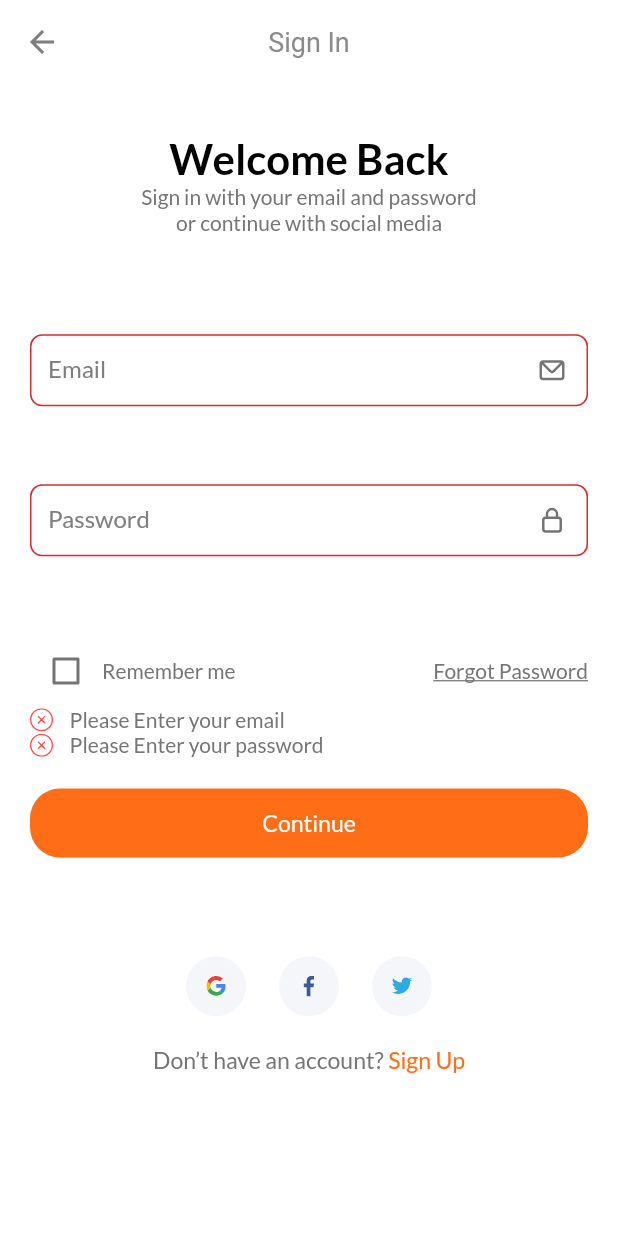
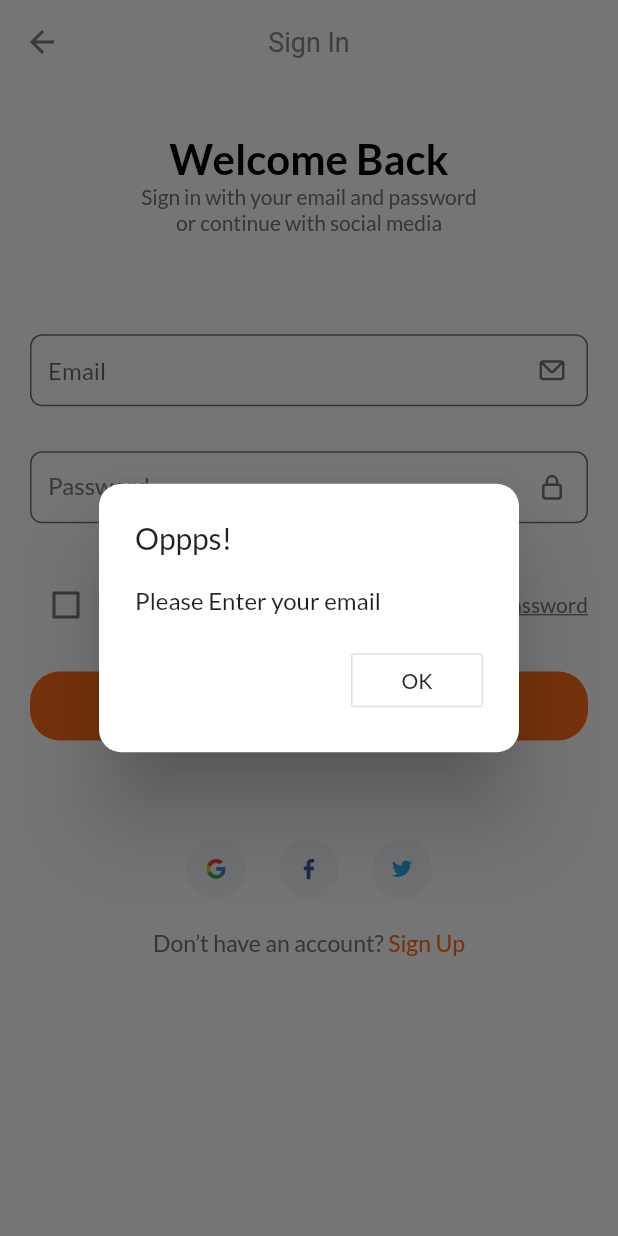
Before and after one commit to renankanu/app_kanu_delivery, a Flutter app: the SignInScreen screen opened by its route, after a tap on "Continue", on a phone screen of 412 x 824 dp. Run offline on Flutter 3.47's test engine with Material 2 defaults, Android fonts, the phone set to English and light mode, and no system bars; our stand-ins replace flutter_svg.

Commit message:
Refactor - changed the way to show errors, errors in email and password fields will be shown in a modal

```diff
--- a/lib/src/screen/sign_in/widget/sign_form.dart
+++ b/lib/src/screen/sign_in/widget/sign_form.dart
@@ -1,8 +1,8 @@
 import 'package:app_kanu_delivery/constants.dart';
 import 'package:app_kanu_delivery/src/utils/size_config.dart';
+import 'package:app_kanu_delivery/src/widget/custom_modal.dart';
 import 'package:app_kanu_delivery/src/widget/custom_surfix_icon.dart';
 import 'package:app_kanu_delivery/src/widget/default_button.dart';
-import 'package:app_kanu_delivery/src/widget/form_error.dart';
 import 'package:flutter/material.dart';
 
 class SignForm extends StatefulWidget {
@@ -12,23 +12,47 @@ class SignForm extends StatefulWidget {
 
 class _SignFormState extends State<SignForm> {
   final _formKey = GlobalKey<FormState>();
+  TextEditingController _emailController = TextEditingController();
+  TextEditingController _passwordController = TextEditingController();
   String email;
   String password;
   bool remember = false;
   final List<String> errors = [];
 
-  void addError({String error}) {
-    if (!errors.contains(error))
-      setState(() {
-        errors.add(error);
-      });
+  void removeError() {
+    print(email);
   }
 
-  void removeError({String error}) {
-    if (errors.contains(error))
-      setState(() {
-        errors.remove(error);
-      });
+  void callModal(BuildContext context, String message) {
+    showDialog(
+        context: context,
+        builder: (BuildContext context) {
+          return CustomModal(message: message);
+        });
+  }
+
+  void validForm() {
+    if (_emailController.text.isEmpty) {
+      callModal(context, kEmailNullError);
+      return;
+    }
+    if (!emailValidatorRegExp.hasMatch(_emailController.text)) {
+      callModal(context, kInvalidEmailError);
+      return;
+    }
+    if (_passwordController.text.isEmpty) {
+      callModal(context, kPassNullError);
+      return;
+    }
+    if (_passwordController.text.length < 8) {
+      callModal(context, kShortPassError);
+      return;
+    }
+    if (_formKey.currentState.validate()) {
+      _formKey.currentState.save();
+      // TODO call new screen here
+      // Navigator.pushNamed(context, LoginSuccessScreen.routeName);
+    }
   }
 
   @override
@@ -64,16 +88,11 @@ class _SignFormState extends State<SignForm> {
               )
             ],
           ),
-          FormError(errors: errors),
           SizedBox(height: getProportionateScreenHeight(20)),
           DefaultButton(
             text: "Continue",
             press: () {
-              if (_formKey.currentState.validate()) {
-                _formKey.currentState.save();
-                // TODO call new screen here
-                // Navigator.pushNamed(context, LoginSuccessScreen.routeName);
-              }
+              validForm();
             },
           ),
         ],
@@ -83,26 +102,9 @@ class _SignFormState extends State<SignForm> {
 
   TextFormField buildPasswordFormField() {
     return TextFormField(
+      controller: _passwordController,
       obscureText: true,
       onSaved: (newValue) => password = newValue,
-      onChanged: (value) {
-        if (value.isNotEmpty) {
-          removeError(error: kPassNullError);
-        } else if (value.length >= 8) {
-          removeError(error: kShortPassError);
-        }
-        return null;
-      },
-      validator: (value) {
-        if (value.isEmpty) {
-          addError(error: kPassNullError);
-          return "";
-        } else if (value.length < 8) {
-          addError(error: kShortPassError);
-          return "";
-        }
-        return null;
-      },
       decoration: InputDecoration(
         labelText: "Password",
         suffixIcon: CustomSurffixIcon(svgIcon: "assets/icons/Lock.svg"),
@@ -112,28 +114,11 @@ class _SignFormState extends State<SignForm> {
 
   TextFormField buildEmailFormField() {
     return TextFormField(
+      controller: _emailController,
       keyboardType: TextInputType.emailAddress,
       onSaved: (newValue) => email = newValue,
-      onChanged: (value) {
-        if (value.isNotEmpty) {
-          removeError(error: kEmailNullError);
-        } else if (emailValidatorRegExp.hasMatch(value)) {
-          removeError(error: kInvalidEmailError);
-        }
-        return null;
-      },
-      validator: (value) {
-        if (value.isEmpty) {
-          addError(error: kEmailNullError);
-          return "";
-        } else if (!emailValidatorRegExp.hasMatch(value)) {
-          addError(error: kInvalidEmailError);
-          return "";
-        }
-        return null;
-      },
       decoration: InputDecoration(
-        labelText: "Email",
+        hintText: "Email",
         suffixIcon: CustomSurffixIcon(svgIcon: "assets/icons/Mail.svg"),
       ),
     );
--- /dev/null
+++ b/lib/src/widget/custom_modal.dart
@@ -0,0 +1,47 @@
+import 'package:app_kanu_delivery/constants.dart';
+import 'package:flutter/cupertino.dart';
+import 'package:flutter/material.dart';
+
+class CustomModal extends StatefulWidget {
+  final String message;
+
+  CustomModal({Key key, this.message}) : super(key: key);
+
+  @override
+  _CustomModalState createState() => _CustomModalState();
+}
+
+class _CustomModalState extends State<CustomModal> {
+  @override
+  Widget build(BuildContext context) {
+    return AlertDialog(
+      shape: RoundedRectangleBorder(
+          borderRadius: BorderRadius.all(Radius.circular(15))),
+      title: Text('Oppps!'),
+      content: Container(
+        child: Column(
+          crossAxisAlignment: CrossAxisAlignment.start,
+          mainAxisSize: MainAxisSize.min,
+          children: <Widget>[
+            Text(widget.message),
+            SizedBox(
+              height: 20,
+            ),
+            Row(
+              mainAxisAlignment: MainAxisAlignment.end,
+              children: [
+                OutlineButton(
+                  splashColor: kPumpkin,
+                  child: Text('OK'),
+                  onPressed: () {
+                    Navigator.pop(context);
+                  },
+                ),
+              ],
+            )
+          ],
+        ),
+      ),
+    );
+  }
+}
```
